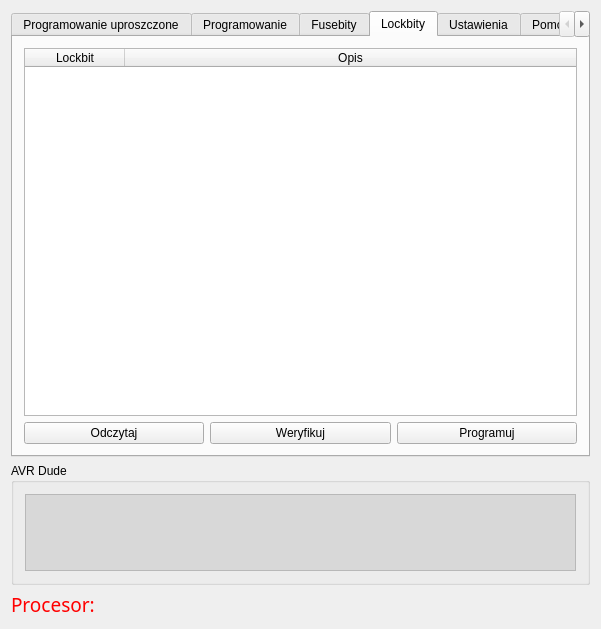
ttomek32/tmfavrcalculator, file forms/maindialog.ui: the form before one commit.
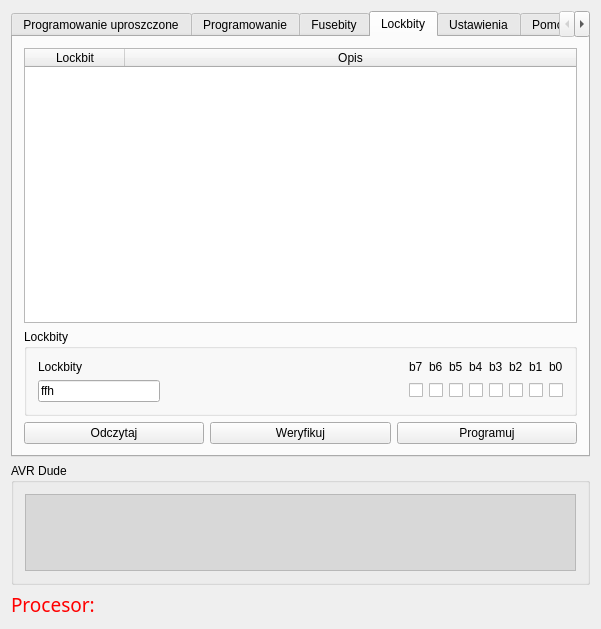
The form after the commit. The open tabs and pages were chosen to show the change. Icons and pictures are not drawn.

Commit message: Dodałem sygnały/sloty do obsługi lockbitów. Wywaliłem warninga :)

```diff
--- a/forms/maindialog.ui
+++ b/forms/maindialog.ui
@@ -21,7 +21,7 @@
    <item row="0" column="0">
     <widget class="QTabWidget" name="Tabs">
      <property name="currentIndex">
-      <number>5</number>
+      <number>2</number>
      </property>
      <widget class="QWidget" name="SimplifiedProgrammingTab">
       <attribute name="title">
@@ -986,7 +986,7 @@
          </item>
         </layout>
        </item>
-       <item row="1" column="0">
+       <item row="2" column="0">
         <layout class="QHBoxLayout" name="horizontalLayout_8">
          <item>
           <widget class="QPushButton" name="LockbitReadBtn">
@@ -1020,6 +1020,174 @@
          </item>
         </layout>
        </item>
+       <item row="1" column="0">
+        <widget class="QGroupBox" name="groupBox_4">
+         <property name="title">
+          <string>Lockbity</string>
+         </property>
+         <layout class="QGridLayout" name="gridLayout_17">
+          <item row="0" column="0">
+           <layout class="QGridLayout" name="gridLayout_16">
+            <item row="0" column="0">
+             <widget class="QLabel" name="LockbityLBL">
+              <property name="text">
+               <string>Lockbity</string>
+              </property>
+             </widget>
+            </item>
+            <item row="0" column="10">
+             <widget class="QLabel" name="lock_b0l">
+              <property name="text">
+               <string>b0</string>
+              </property>
+             </widget>
+            </item>
+            <item row="0" column="9">
+             <widget class="QLabel" name="lock_b1l">
+              <property name="text">
+               <string>b1</string>
+              </property>
+             </widget>
+            </item>
+            <item row="0" column="8">
+             <widget class="QLabel" name="lock_b2l">
+              <property name="text">
+               <string>b2</string>
+              </property>
+             </widget>
+            </item>
+            <item row="0" column="7">
+             <widget class="QLabel" name="lock_b3l">
+              <property name="text">
+               <string>b3</string>
+              </property>
+             </widget>
+            </item>
+            <item row="0" column="6">
+             <widget class="QLabel" name="lock_b4l">
+              <property name="text">
+               <string>b4</string>
+              </property>
+             </widget>
+            </item>
+            <item row="0" column="5">
+             <widget class="QLabel" name="lock_b5l">
+              <property name="text">
+               <string>b5</string>
+              </property>
+             </widget>
+            </item>
+            <item row="0" column="4">
+             <widget class="QLabel" name="lock_b6l">
+              <property name="text">
+               <string>b6</string>
+              </property>
+             </widget>
+            </item>
+            <item row="0" column="3">
+             <widget class="QLabel" name="lock_b7l">
+              <property name="text">
+               <string>b7</string>
+              </property>
+             </widget>
+            </item>
+            <item row="1" column="0">
+             <widget class="QLineEdit" name="Lock_byte">
+              <property name="inputMask">
+               <string>HH\h; </string>
+              </property>
+              <property name="text">
+               <string>ffh</string>
+              </property>
+             </widget>
+            </item>
+            <item row="1" column="3">
+             <widget class="QCheckBox" name="lock_b7">
+              <property name="text">
+               <string/>
+              </property>
+             </widget>
+            </item>
+            <item row="1" column="4">
+             <widget class="QCheckBox" name="lock_b6">
+              <property name="text">
+               <string/>
+              </property>
+             </widget>
+            </item>
+            <item row="1" column="5">
+             <widget class="QCheckBox" name="lock_b5">
+              <property name="text">
+               <string/>
+              </property>
+             </widget>
+            </item>
+            <item row="1" column="6">
+             <widget class="QCheckBox" name="lock_b4">
+              <property name="text">
+               <string/>
+              </property>
+             </widget>
+            </item>
+            <item row="1" column="7">
+             <widget class="QCheckBox" name="lock_b3">
+              <property name="text">
+               <string/>
+              </property>
+             </widget>
+            </item>
+            <item row="1" column="8">
+             <widget class="QCheckBox" name="lock_b2">
+              <property name="text">
+               <string/>
+              </property>
+             </widget>
+            </item>
+            <item row="1" column="9">
+             <widget class="QCheckBox" name="lock_b1">
+              <property name="text">
+               <string/>
+              </property>
+             </widget>
+            </item>
+            <item row="1" column="10">
+             <widget class="QCheckBox" name="lock_b0">
+              <property name="text">
+               <string/>
+              </property>
+             </widget>
+            </item>
+            <item row="1" column="2">
+             <spacer name="horizontalSpacer">
+              <property name="orientation">
+               <enum>Qt::Horizontal</enum>
+              </property>
+              <property name="sizeHint" stdset="0">
+               <size>
+                <width>40</width>
+                <height>20</height>
+               </size>
+              </property>
+             </spacer>
+            </item>
+            <item row="1" column="1">
+             <spacer name="horizontalSpacer_2">
+              <property name="orientation">
+               <enum>Qt::Horizontal</enum>
+              </property>
+              <property name="sizeHint" stdset="0">
+               <size>
+                <width>40</width>
+                <height>20</height>
+               </size>
+              </property>
+             </spacer>
+            </item>
+           </layout>
+          </item>
+         </layout>
+        </widget>
+       </item>
       </layout>
      </widget>
      <widget class="QWidget" name="SetUpTab">
```
Left out of the diff: 197 changed lines with no effect on the pictures. The commit also changes 2 other files.
